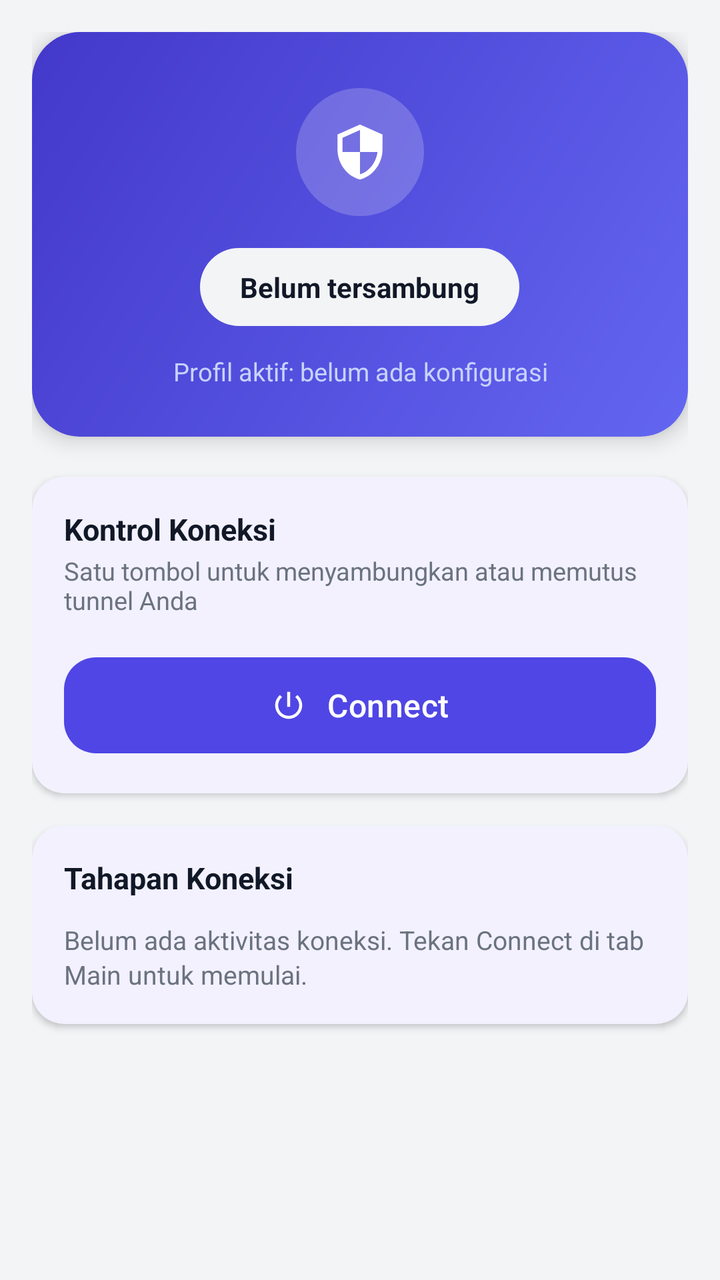
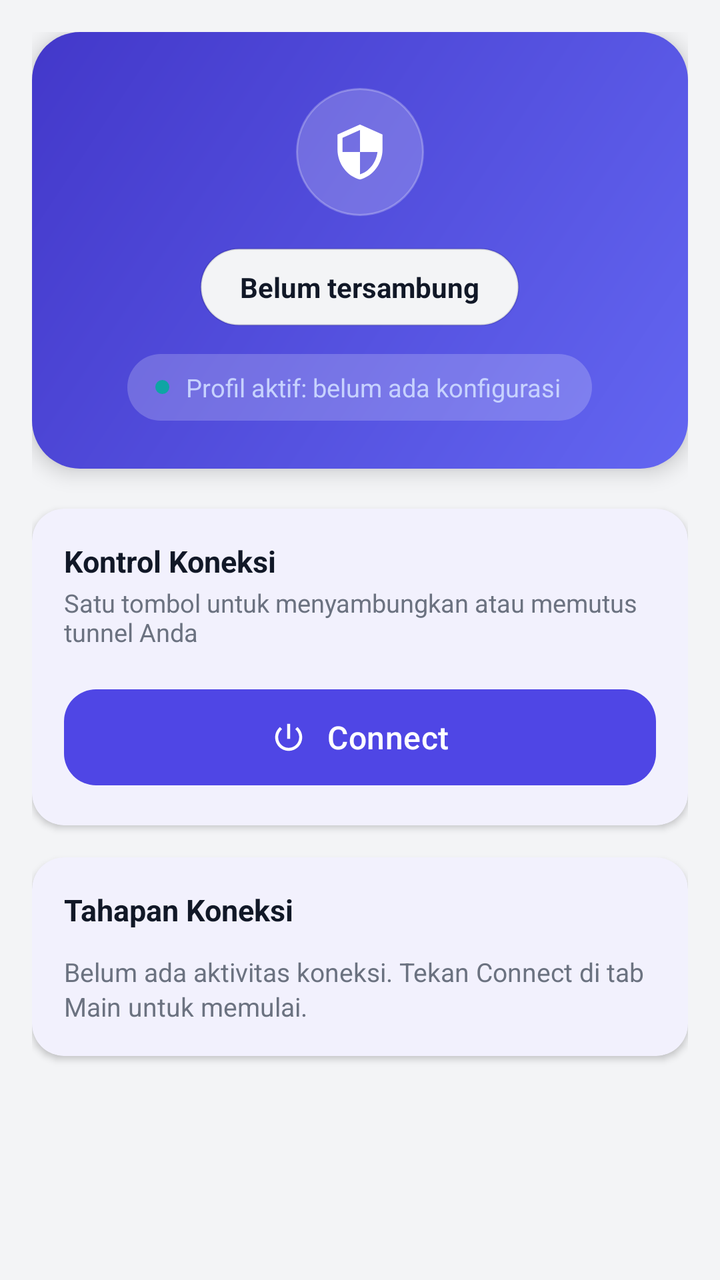

The first picture is an Android layout as it rendered before a commit; the second is the same layout after the commit. The layout source and the unified diff follow.
<!-- AndroidManifest.xml: application theme Theme.TunnelApp -->
<!-- res/layout/fragment_dashboard_main.xml -->
<?xml version="1.0" encoding="utf-8"?>
<ScrollView xmlns:android="http://schemas.android.com/apk/res/android"
    xmlns:app="http://schemas.android.com/apk/res-auto"
    android:layout_width="match_parent"
    android:layout_height="match_parent"
    android:background="@color/app_background"
    android:fillViewport="true">

    <LinearLayout
        android:layout_width="match_parent"
        android:layout_height="wrap_content"
        android:orientation="vertical"
        android:padding="16dp"
        android:animateLayoutChanges="true">

        
        <LinearLayout
            android:layout_width="match_parent"
            android:layout_height="wrap_content"
            android:orientation="vertical"
            android:gravity="center_horizontal"
            android:background="@drawable/bg_hero_gradient"
            android:elevation="6dp"
            android:paddingTop="28dp"
            android:paddingBottom="24dp"
            android:paddingStart="20dp"
            android:paddingEnd="20dp"
            android:layout_marginBottom="20dp">

            
            <FrameLayout
                android:layout_width="64dp"
                android:layout_height="64dp"
                android:background="@drawable/bg_hero_icon_badge"
                android:layout_marginBottom="16dp">

                <ImageView
                    android:layout_width="30dp"
                    android:layout_height="30dp"
                    android:layout_gravity="center"
                    android:src="@drawable/ic_vpn_status"
                    android:contentDescription="@null" />
            </FrameLayout>

            
            <LinearLayout
                android:id="@+id/pillStatus"
                android:layout_width="wrap_content"
                android:layout_height="wrap_content"
                android:layout_gravity="center_horizontal"
                android:orientation="horizontal"
                android:gravity="center"
                android:background="@drawable/bg_status_pill"
                android:paddingStart="20dp"
                android:paddingEnd="20dp"
                android:paddingTop="10dp"
                android:paddingBottom="10dp">

                <TextView
                    android:id="@+id/tvStatus"
                    android:layout_width="wrap_content"
                    android:layout_height="wrap_content"
                    android:text="Belum tersambung"
                    android:textColor="@color/text_primary"
                    android:textSize="14sp"
                    android:textStyle="bold" />
            </LinearLayout>

            <TextView
                android:id="@+id/tvActiveProfile"
                android:layout_width="wrap_content"
                android:layout_height="wrap_content"
                android:layout_marginTop="14dp"
                android:gravity="center"
                android:text="Profil aktif: belum ada konfigurasi"
                android:textColor="@color/text_on_hero_secondary"
                android:textSize="12.5sp" />

            
            <LinearLayout
                android:id="@+id/rowSwitchAccount"
                android:layout_width="wrap_content"
                android:layout_height="wrap_content"
                android:layout_marginTop="10dp"
                android:layout_gravity="center_horizontal"
                android:orientation="horizontal"
                android:gravity="center_vertical"
                android:background="@drawable/bg_pill_ghost_on_hero"
                android:paddingStart="14dp"
                android:paddingEnd="10dp"
                android:paddingTop="6dp"
                android:paddingBottom="6dp"
                android:clickable="true"
                android:focusable="true"
                android:visibility="gone">

                <TextView
                    android:layout_width="wrap_content"
                    android:layout_height="wrap_content"
                    android:text="Ganti Akun"
                    android:textColor="@color/text_on_hero"
                    android:textStyle="bold"
                    android:textSize="12sp" />

                <ImageView
                    android:layout_width="16dp"
                    android:layout_height="16dp"
                    android:layout_marginStart="2dp"
                    android:src="@drawable/ic_chevron_right"
                    android:contentDescription="@null" />
            </LinearLayout>
        </LinearLayout>

        
        <com.google.android.material.card.MaterialCardView
            style="@style/Card.Section"
            android:layout_width="match_parent"
            android:layout_height="wrap_content"
            android:layout_marginBottom="16dp">

            <LinearLayout
                android:layout_width="match_parent"
                android:layout_height="wrap_content"
                android:orientation="vertical">

                <TextView
                    style="@style/SectionTitleText"
                    android:layout_width="wrap_content"
                    android:layout_height="wrap_content"
                    android:layout_marginBottom="2dp"
                    android:text="Kontrol Koneksi" />

                <TextView
                    android:layout_width="match_parent"
                    android:layout_height="wrap_content"
                    android:layout_marginBottom="16dp"
                    android:text="Satu tombol untuk menyambungkan atau memutus tunnel Anda"
                    android:textColor="@color/text_secondary"
                    android:textSize="12.5sp" />

                
                <com.google.android.material.button.MaterialButton
                    android:id="@+id/btnConnectToggle"
                    style="@style/Button.Primary"
                    android:layout_width="match_parent"
                    android:layout_height="56dp"
                    android:text="Connect"
                    android:textAllCaps="false"
                    android:textSize="16sp"
                    android:letterSpacing="0.01"
                    app:icon="@drawable/ic_power"
                    app:iconGravity="textStart"
                    app:iconPadding="10dp"
                    app:cornerRadius="16dp" />
            </LinearLayout>
        </com.google.android.material.card.MaterialCardView>

        
        <com.google.android.material.card.MaterialCardView
            style="@style/Card.Section"
            android:layout_width="match_parent"
            android:layout_height="wrap_content"
            android:layout_marginBottom="16dp">

            <LinearLayout
                android:layout_width="match_parent"
                android:layout_height="wrap_content"
                android:orientation="vertical">

                <TextView
                    style="@style/SectionTitleText"
                    android:layout_width="wrap_content"
                    android:layout_height="wrap_content"
                    android:text="Tahapan Koneksi" />

                <TextView
                    android:id="@+id/tvLogEmpty"
                    android:layout_width="match_parent"
                    android:layout_height="wrap_content"
                    android:lineSpacingExtra="2dp"
                    android:text="Belum ada aktivitas koneksi. Tekan Connect di tab Main untuk memulai."
                    android:textColor="@color/text_secondary"
                    android:textSize="13sp" />

                <LinearLayout
                    android:id="@+id/llLogSteps"
                    android:layout_width="match_parent"
                    android:layout_height="wrap_content"
                    android:orientation="vertical"
                    android:animateLayoutChanges="true" />
            </LinearLayout>
        </com.google.android.material.card.MaterialCardView>

        

    </LinearLayout>
</ScrollView>
<!-- resources referenced by this layout -->
<resources>
  <color name="app_background">#F3F4F6</color>
  <color name="text_on_hero">#F5F3FF</color>
  <color name="text_on_hero_secondary">#C7D2FE</color>
  <color name="text_primary">#111827</color>
  <color name="text_secondary">#6B7280</color>
  <!-- drawable bg_hero_gradient (drawable) -->
  <?xml version="1.0" encoding="utf-8"?>
  <shape xmlns:android="http://schemas.android.com/apk/res/android"
      android:shape="rectangle">
      <corners android:radius="24dp" />
      <gradient
          android:type="linear"
          android:angle="135"
          android:startColor="@color/hero_gradient_start"
          android:endColor="@color/hero_gradient_end" />
  </shape>
  <!-- drawable bg_hero_icon_badge (drawable) -->
  <?xml version="1.0" encoding="utf-8"?>
  <shape xmlns:android="http://schemas.android.com/apk/res/android" android:shape="oval">
      <solid android:color="@color/hero_icon_badge_bg" />
  </shape>
  <!-- drawable bg_pill_ghost_on_hero (drawable) -->
  <?xml version="1.0" encoding="utf-8"?>
  <shape xmlns:android="http://schemas.android.com/apk/res/android" android:shape="rectangle">
      <solid android:color="@color/hero_icon_badge_bg" />
      <corners android:radius="20dp" />
  </shape>
  <!-- drawable bg_status_pill (drawable) -->
  <?xml version="1.0" encoding="utf-8"?>
  <shape xmlns:android="http://schemas.android.com/apk/res/android" android:shape="rectangle">
      <solid android:color="@color/status_pending_bg" />
      <corners android:radius="20dp" />
  </shape>
  <!-- drawable ic_chevron_right (drawable) -->
  <?xml version="1.0" encoding="utf-8"?>
  <vector xmlns:android="http://schemas.android.com/apk/res/android"
      android:width="24dp"
      android:height="24dp"
      android:viewportWidth="24"
      android:viewportHeight="24"
      android:tint="#FFFFFF">
      <path
          android:fillColor="#FF000000"
          android:pathData="M8.59,16.59L13.17,12L8.59,7.41L10,6l6,6l-6,6z" />
  </vector>
  <style name="Button.Primary" parent="Widget.Material3.Button">
          <item name="cornerRadius">14dp</item>
          <item name="backgroundTint">@color/brand_primary</item>
      </style>
  <style name="Card.Section" parent="Widget.Material3.CardView.Elevated">
          <item name="cardCornerRadius">16dp</item>
          <item name="cardElevation">2dp</item>
          <item name="contentPadding">16dp</item>
          <item name="cardBackgroundColor">@color/card_background</item>
          <item name="strokeWidth">0dp</item>
      </style>
  <style name="SectionTitleText">
          <item name="android:textColor">@color/text_primary</item>
          <item name="android:textStyle">bold</item>
          <item name="android:textSize">15sp</item>
          <item name="android:layout_marginBottom">12dp</item>
      </style>
  <color name="hero_gradient_start">#6366F1</color>
  <color name="hero_gradient_end">#4338CA</color>
  <color name="hero_icon_badge_bg">#33FFFFFF</color>
  <color name="status_pending_bg">#F3F4F6</color>
  <color name="brand_primary">#4F46E5</color>
  <color name="card_background">#FFFFFF</color>
  <color name="brand_primary_dark">#4338CA</color>
  <color name="brand_on_primary">#FFFFFF</color>
  <color name="brand_secondary">#0EA5A4</color>
  <color name="divider">#E5E7EB</color>
  <!-- unchanged entries left out for length: 3 -->
</resources>

<!-- the commit's change to res/layout/fragment_dashboard_main.xml (unified diff, before → after) -->
@@ -66,15 +66,35 @@
                     android:textStyle="bold" />
             </LinearLayout>
 
-            <TextView
-                android:id="@+id/tvActiveProfile"
+            
+            <LinearLayout
                 android:layout_width="wrap_content"
                 android:layout_height="wrap_content"
                 android:layout_marginTop="14dp"
-                android:gravity="center"
-                android:text="Profil aktif: belum ada konfigurasi"
-                android:textColor="@color/text_on_hero_secondary"
-                android:textSize="12.5sp" />
+                android:layout_gravity="center_horizontal"
+                android:orientation="horizontal"
+                android:gravity="center_vertical"
+                android:background="@drawable/bg_pill_ghost_on_hero"
+                android:paddingStart="14dp"
+                android:paddingEnd="16dp"
+                android:paddingTop="8dp"
+                android:paddingBottom="8dp">
+
+                <View
+                    android:layout_width="7dp"
+                    android:layout_height="7dp"
+                    android:layout_marginEnd="8dp"
+                    android:background="@drawable/bg_dot_active_profile" />
+
+                <TextView
+                    android:id="@+id/tvActiveProfile"
+                    android:layout_width="wrap_content"
+                    android:layout_height="wrap_content"
+                    android:gravity="center"
+                    android:text="Profil aktif: belum ada konfigurasi"
+                    android:textColor="@color/text_on_hero_secondary"
+                    android:textSize="12.5sp" />
+            </LinearLayout>
 
             
             <LinearLayout
<!-- resource entries referenced after the edit -->
@@ -5,6 +5,11 @@
   <color name="text_on_hero_secondary">#C7D2FE</color>
   <color name="text_primary">#111827</color>
   <color name="text_secondary">#6B7280</color>
+  <!-- drawable bg_dot_active_profile (drawable) -->
+  <?xml version="1.0" encoding="utf-8"?>
+  <shape xmlns:android="http://schemas.android.com/apk/res/android" android:shape="oval">
+      <solid android:color="@color/brand_secondary" />
+  </shape>
   <!-- drawable bg_hero_gradient (drawable) -->
   <?xml version="1.0" encoding="utf-8"?>
   <shape xmlns:android="http://schemas.android.com/apk/res/android"
@@ -20,6 +25,7 @@
   <?xml version="1.0" encoding="utf-8"?>
   <shape xmlns:android="http://schemas.android.com/apk/res/android" android:shape="oval">
       <solid android:color="@color/hero_icon_badge_bg" />
+      <stroke android:width="1dp" android:color="#40FFFFFF" />
   </shape>
   <!-- drawable bg_pill_ghost_on_hero (drawable) -->
   <?xml version="1.0" encoding="utf-8"?>
@@ -32,6 +38,7 @@
   <shape xmlns:android="http://schemas.android.com/apk/res/android" android:shape="rectangle">
       <solid android:color="@color/status_pending_bg" />
       <corners android:radius="20dp" />
+      <stroke android:width="1dp" android:color="#1A000000" />
   </shape>
   <!-- drawable ic_chevron_right (drawable) -->
   <?xml version="1.0" encoding="utf-8"?>
